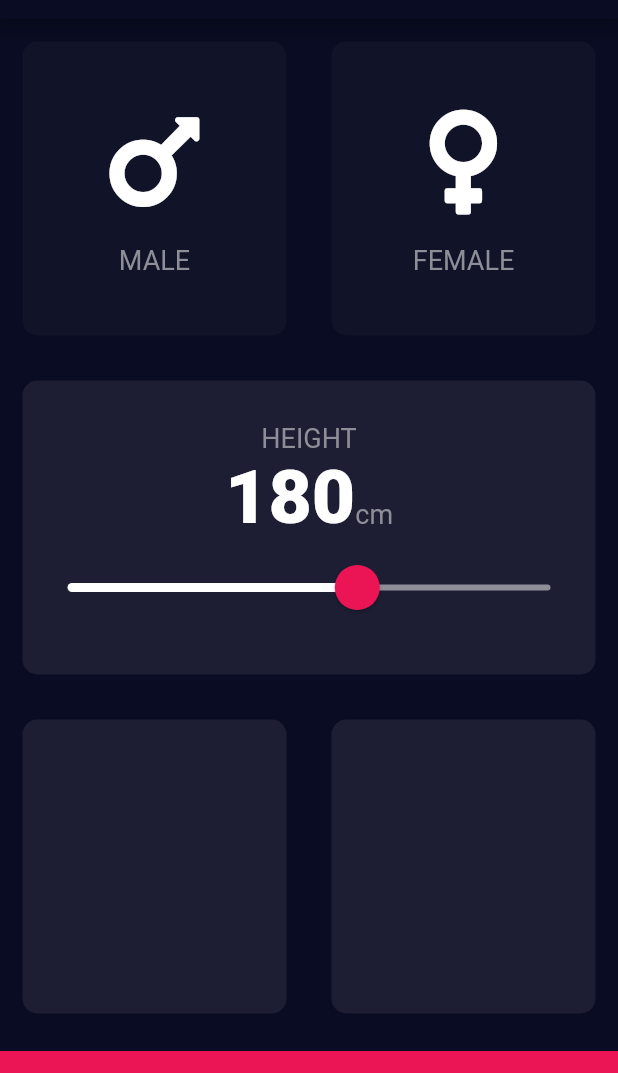
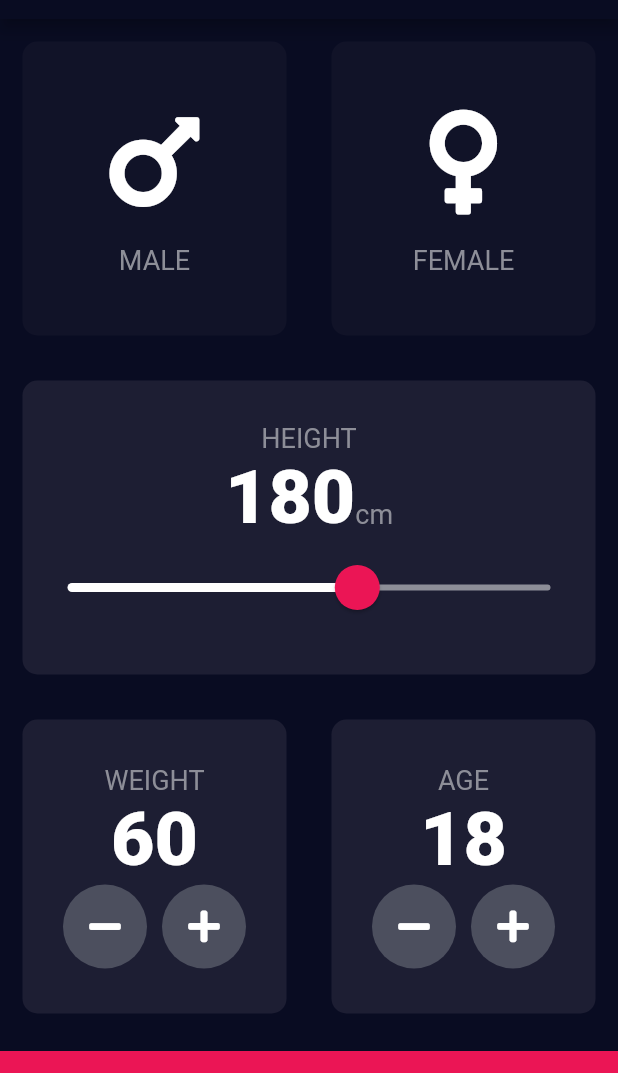
Before and after one commit to ReevMich/Flutter-Training-Series, a Flutter app: the screen it shows after launch, on a phone screen of 412 x 824 dp, the part 65-1138 px from its top. Run offline on Flutter 3.47's test engine with Material 2 defaults, Android fonts, the light colour scheme and no system bars; our stand-ins replace audioplayers, font_awesome_flutter, rflutter_alert.

Commit message:
made changes to input page for age and weight

```diff
--- a/bmi-calculator-flutter-master/lib/input_page.dart
+++ b/bmi-calculator-flutter-master/lib/input_page.dart
@@ -15,6 +15,8 @@ class InputPage extends StatefulWidget {
 class _InputPageState extends State<InputPage> {
   Gender selectedGender;
   int height = 180;
+  int weight = 60;
+  int age = 18;
 
   @override
   Widget build(BuildContext context) {
@@ -94,8 +96,10 @@ class _InputPageState extends State<InputPage> {
                       activeTrackColor: Colors.white,
                       thumbColor: kBottomContainerColor,
                       overlayColor: kBottomContainerColor.withAlpha(0x29),
-                      thumbShape: RoundSliderThumbShape(enabledThumbRadius: 15.0),
-                      overlayShape: RoundSliderOverlayShape(overlayRadius: 30.0),
+                      thumbShape:
+                          RoundSliderThumbShape(enabledThumbRadius: 15.0),
+                      overlayShape:
+                          RoundSliderOverlayShape(overlayRadius: 30.0),
                     ),
                     child: Slider(
                       value: height.toDouble(),
@@ -118,11 +122,89 @@ class _InputPageState extends State<InputPage> {
                 Expanded(
                   child: ReusableCard(
                     color: kActiveCardColor,
+                    cardChild: Column(
+                      mainAxisAlignment: MainAxisAlignment.center,
+                      children: <Widget>[
+                        Text(
+                          'WEIGHT',
+                          style: kLabelTextStyle,
+                        ),
+                        Text(
+                          weight.toString(),
+                          style: kNumberTextStyle,
+                        ),
+                        Row(
+                          mainAxisAlignment: MainAxisAlignment.center,
+                          children: <Widget>[
+                            RoundIconButton(
+                              icon: FontAwesomeIcons.minus,
+                              backgroundColor: Color(0xFF4C4F5E),
+                              onPress: () {
+                                setState(() {
+                                  weight--;
+                                });
+                              },
+                            ),
+                            SizedBox(
+                              width: 10.0,
+                            ),
+                            RoundIconButton(
+                              icon: FontAwesomeIcons.plus,
+                              backgroundColor: Color(0xFF4C4F5E),
+                              onPress: () {
+                                setState(() {
+                                  weight++;
+                                });
+                              },
+                            ),
+                          ],
+                        )
+                      ],
+                    ),
                   ),
                 ),
                 Expanded(
                   child: ReusableCard(
                     color: kActiveCardColor,
+                    cardChild: Column(
+                      mainAxisAlignment: MainAxisAlignment.center,
+                      children: <Widget>[
+                        Text(
+                          'AGE',
+                          style: kLabelTextStyle,
+                        ),
+                        Text(
+                          age.toString(),
+                          style: kNumberTextStyle,
+                        ),
+                        Row(
+                          mainAxisAlignment: MainAxisAlignment.center,
+                          children: <Widget>[
+                            RoundIconButton(
+                              icon: FontAwesomeIcons.minus,
+                              backgroundColor: Color(0xFF4C4F5E),
+                              onPress: () {
+                                setState(() {
+                                  age--;
+                                });
+                              },
+                            ),
+                            SizedBox(
+                              width: 10.0,
+                            ),
+                            RoundIconButton(
+                              icon: FontAwesomeIcons.plus,
+                              backgroundColor: Color(0xFF4C4F5E),
+                              onPress: () {
+                                setState(() {
+                                  age++;
+                                });
+                              },
+                            ),
+                          ],
+                        )
+                      ],
+                    ),
                   ),
                 ),
               ],
@@ -139,3 +221,28 @@ class _InputPageState extends State<InputPage> {
     );
   }
 }
+
+class RoundIconButton extends StatelessWidget {
+  RoundIconButton(
+      {@required this.icon,
+      @required this.onPress,
+      @required this.backgroundColor});
+
+  final VoidCallback onPress;
+  final IconData icon;
+  final Color backgroundColor;
+  @override
+  Widget build(BuildContext context) {
+    return RawMaterialButton(
+      shape: CircleBorder(),
+      fillColor: backgroundColor,
+      constraints: BoxConstraints.tightFor(
+        width: 56.0,
+        height: 56.0,
+      ),
+      elevation: 0.0,
+      onPressed: this.onPress,
+      child: Icon(this.icon),
+    );
+  }
+}
```
